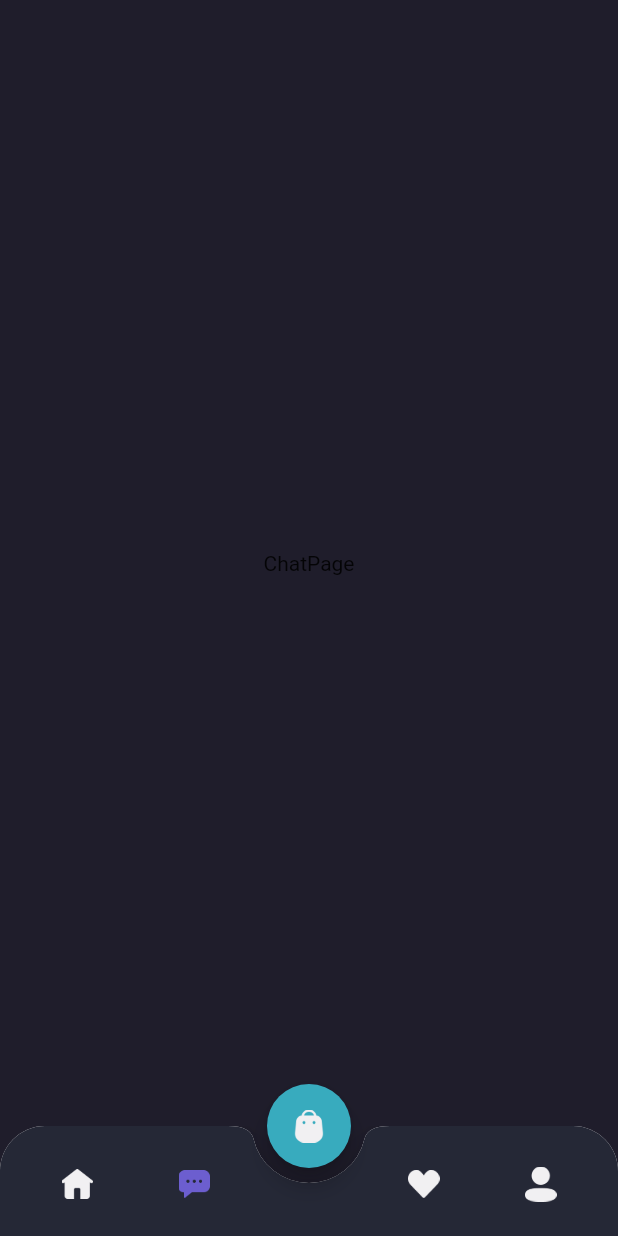
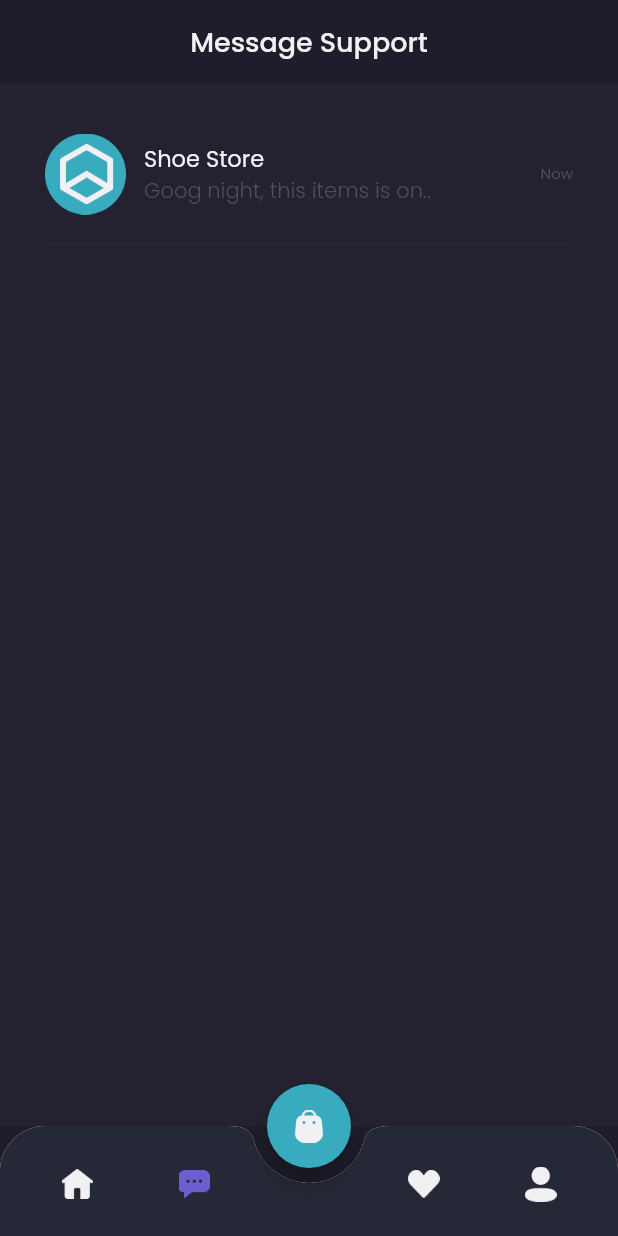
Before and after one commit to adamfachreza/shamo, a Flutter app: the MainPage screen opened by its route, item 2 of the bottom bar chosen, on a phone screen of 412 x 824 dp. Run offline on Flutter 3.47's test engine with Material 2 defaults, Android fonts, the phone set to English and light mode, and no system bars; our stand-ins replace google_fonts.

Commit message:
[finish] chat page

```diff
--- a/lib/main.dart
+++ b/lib/main.dart
@@ -1,4 +1,5 @@
 import 'package:flutter/material.dart';
+import 'package:shamo/pages/home/detail_chat_page.dart';
 import 'package:shamo/pages/home/main_page.dart';
 import 'package:shamo/pages/sign_in_page.dart';
 import 'package:shamo/pages/sign_up_page%20copy.dart';
@@ -16,6 +17,7 @@ class MyApp extends StatelessWidget {
         '/sign-in': (context) => SignInPage(),
         '/sign-up': (context) => SignUpPage(),
         '/home': (context) => MainPage(),
+        '/detail-chat': (context) => DetailChatPage(),
       },
     );
   }
--- a/lib/pages/home/chat_page.dart
+++ b/lib/pages/home/chat_page.dart
@@ -1,12 +1,102 @@
 import 'package:flutter/material.dart';
+import 'package:shamo/pages/widgets/chat_tile.dart';
+import 'package:shamo/theme.dart';
 
 class ChatPage extends StatelessWidget {
   const ChatPage({super.key});
 
   @override
   Widget build(BuildContext context) {
-    return const Center(
-      child: Text('ChatPage'),
+    Widget header() {
+      return AppBar(
+        backgroundColor: backgroundColor1,
+        centerTitle: true,
+        title: Text(
+          'Message Support',
+          style: primaryTextStyle.copyWith(
+            fontSize: 18,
+            fontWeight: medium,
+          ),
+        ),
+        elevation: 0,
+        automaticallyImplyLeading: false,
+      );
+    }
+
+    Widget emptyChat() {
+      return Expanded(
+          child: Container(
+        width: double.infinity,
+        color: backgroundColor3,
+        child: Column(
+          mainAxisAlignment: MainAxisAlignment.center,
+          children: [
+            Image.asset(
+              'assets/icon_headset.png',
+              width: 80,
+            ),
+            SizedBox(
+              height: 20,
+            ),
+            Text(
+              'Oops no message yet',
+              style: primaryTextStyle.copyWith(
+                fontSize: 16,
+                fontWeight: medium,
+              ),
+            ),
+            SizedBox(
+              height: 12,
+            ),
+            Text('You have never done a transaction',
+                style: secondaryTextStyle),
+            SizedBox(
+              height: 20,
+            ),
+            Container(
+              height: 44,
+              child: TextButton(
+                onPressed: () {},
+                style: TextButton.styleFrom(
+                    padding: EdgeInsets.symmetric(
+                      horizontal: 24,
+                      vertical: 10,
+                    ),
+                    backgroundColor: primaryColor,
+                    shape: RoundedRectangleBorder(
+                        borderRadius: BorderRadius.circular(12))),
+                child: Text(
+                  'Explore Store',
+                  style: primaryTextStyle.copyWith(
+                      fontSize: 16, fontWeight: medium),
+                ),
+              ),
+            )
+          ],
+        ),
+      ));
+    }
+
+    Widget content() {
+      return Expanded(
+        child: Container(
+          width: double.infinity,
+          color: backgroundColor3,
+          child: ListView(
+            padding: EdgeInsets.symmetric(horizontal: defaultMargin),
+            children: [
+              ChatTile(),
+            ],
+          ),
+        ),
+      );
+    }
+
+    return Column(
+      children: [
+        header(),
+        content(),
+      ],
     );
   }
 }
--- /dev/null
+++ b/lib/pages/widgets/chat_tile.dart
@@ -0,0 +1,60 @@
+import 'package:flutter/material.dart';
+import 'package:shamo/theme.dart';
+
+class ChatTile extends StatelessWidget {
+  const ChatTile({super.key});
+
+  @override
+  Widget build(BuildContext context) {
+    return GestureDetector(
+      onTap: () {
+        Navigator.pushNamed(context, '/detail-chat');
+      },
+      child: Container(
+        margin: EdgeInsets.only(top: 33),
+        child: Column(
+          children: [
+            Row(
+              children: [
+                Image.asset(
+                  'assets/image_shop_logo.png',
+                  width: 54,
+                ),
+                SizedBox(
+                  width: 12,
+                ),
+                Expanded(
+                  child: Column(
+                    crossAxisAlignment: CrossAxisAlignment.start,
+                    children: [
+                      Text(
+                        'Shoe Store',
+                        style: primaryTextStyle.copyWith(fontSize: 15),
+                      ),
+                      Text(
+                        'Goog night, this items is on..',
+                        style: secondaryTextStyle.copyWith(fontWeight: light),
+                        overflow: TextOverflow.ellipsis,
+                      ),
+                    ],
+                  ),
+                ),
+                Text(
+                  'Now',
+                  style: secondaryTextStyle.copyWith(fontSize: 10),
+                )
+              ],
+            ),
+            SizedBox(
+              height: 12,
+            ),
+            Divider(
+              thickness: 1,
+              color: Color(0xff2B2939),
+            )
+          ],
+        ),
+      ),
+    );
+  }
+}
```
Also changed, not shown: lib/pages/home/detail_chat_page.dart (added, +172 -0 lines), lib/pages/widgets/chat_buble.dart (added, +142 -0 lines).
